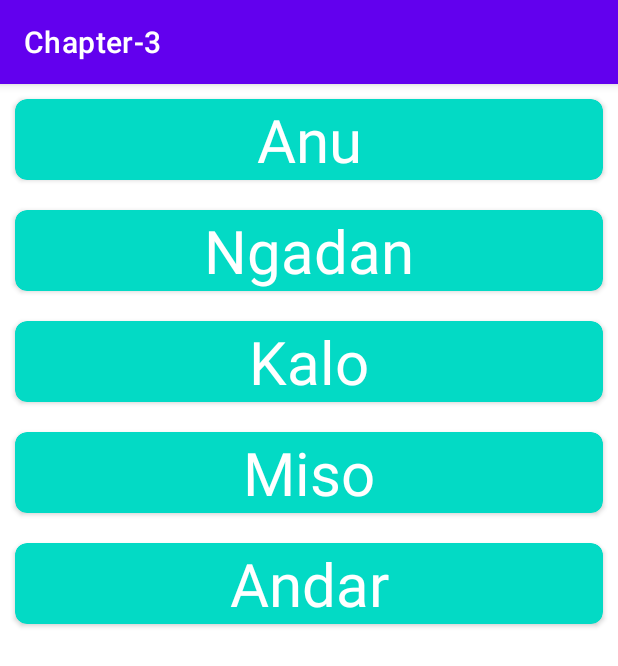
After one commit to Dwikaputra11/Binar-Challenge, an Android app: the fragment AlphabetWordFragment placed in its activity, on a phone screen of 412 x 824 dp. The commit adds this screen. Shown: the top 666 px of the screen. Run offline under Robolectric (Android 15) with nearby library versions, the phone set to English and light mode, and no system bars.

Commit message:
Challenge Chapter 3: Add Fragment

```diff
--- a/Chapter-3/app/build.gradle
+++ b/Chapter-3/app/build.gradle
@@ -1,6 +1,7 @@
 plugins {
     id 'com.android.application'
     id 'org.jetbrains.kotlin.android'
+    id 'kotlin-android-extensions'
 }
 
 android {
@@ -37,6 +38,9 @@ dependencies {
     implementation 'androidx.appcompat:appcompat:1.5.0'
     implementation 'com.google.android.material:material:1.6.1'
     implementation 'androidx.constraintlayout:constraintlayout:2.1.4'
+    implementation 'androidx.recyclerview:recyclerview:1.2.1'
+    implementation 'androidx.navigation:navigation-fragment-ktx:2.5.1'
+    implementation 'androidx.navigation:navigation-ui-ktx:2.5.1'
     testImplementation 'junit:junit:4.13.2'
     androidTestImplementation 'androidx.test.ext:junit:1.1.3'
     androidTestImplementation 'androidx.test.espresso:espresso-core:3.4.0'
--- /dev/null
+++ b/Chapter-3/app/src/main/java/com/example/chapter_3/AlphabetFragment.kt
@@ -0,0 +1,50 @@
+package com.example.chapter_3
+
+import android.os.Bundle
+import androidx.fragment.app.Fragment
+import android.view.LayoutInflater
+import android.view.View
+import android.view.ViewGroup
+import android.widget.Toast
+import androidx.recyclerview.widget.GridLayoutManager
+import androidx.recyclerview.widget.RecyclerView
+import com.example.chapter_3.adapter.AlphabetListAdapter
+import kotlinx.android.synthetic.main.activity_main.*
+import kotlinx.android.synthetic.main.fragment_alphabet.*
+
+class AlphabetFragment : Fragment() {
+
+    override fun onCreateView(
+        inflater: LayoutInflater, container: ViewGroup?,
+        savedInstanceState: Bundle?
+    ): View? {
+        // Inflate the layout for this fragment
+        return inflater.inflate(R.layout.fragment_alphabet, container, false)
+    }
+
+    override fun onViewCreated(view: View, savedInstanceState: Bundle?) {
+        val listAlphabet  = arrayListOf<String>(
+            "A","B","C","D","E","F","G","H","I","J",
+            "K","L","M","N","O","P","R","S","T","U",
+            "V","W","X","Y","Z"
+        )
+
+        val adapter = AlphabetListAdapter(listAlphabet)
+
+        rvAlphabetList.layoutManager = GridLayoutManager(context, 2, GridLayoutManager.VERTICAL, false)
+        rvAlphabetList.adapter = adapter
+        adapter.setOnItemClickListener(object : AlphabetListAdapter.onItemClickListener{
+            override fun onItemClick(position: Int) {
+                loadFragment(AlphabetWordFragment())
+            }
+        })
+
+    }
+
+    private fun loadFragment(fragment: Fragment){
+        val transaction = activity?.supportFragmentManager?.beginTransaction()
+        transaction?.replace(R.id.frContainer, fragment)
+        transaction?.addToBackStack(null)
+        transaction?.commit()
+    }
+}
--- /dev/null
+++ b/Chapter-3/app/src/main/java/com/example/chapter_3/AlphabetWordFragment.kt
@@ -0,0 +1,40 @@
+package com.example.chapter_3
+
+import android.content.Intent
+import android.net.Uri
+import android.os.Bundle
+import androidx.fragment.app.Fragment
+import android.view.LayoutInflater
+import android.view.View
+import android.view.ViewGroup
+import androidx.recyclerview.widget.LinearLayoutManager
+import com.example.chapter_3.adapter.AlphabetWordAdapter
+import kotlinx.android.synthetic.main.fragment_alphabet_word.*
+
+class AlphabetWordFragment : Fragment() {
+
+    override fun onCreateView(
+        inflater: LayoutInflater, container: ViewGroup?,
+        savedInstanceState: Bundle?
+    ): View? {
+        // Inflate the layout for this fragment
+        return inflater.inflate(R.layout.fragment_alphabet_word, container, false)
+    }
+
+    override fun onViewCreated(view: View, savedInstanceState: Bundle?) {
+        val word = arrayListOf<String>(
+            "Anu", "Ngadan", "Kalo", "Miso", "Andar"
+        )
+
+        val adapter = AlphabetWordAdapter(word)
+        rvAlphabetWord.layoutManager = LinearLayoutManager(context, LinearLayoutManager.VERTICAL, false)
+        rvAlphabetWord.adapter = adapter
+        adapter.setOnItemClickListener(object : AlphabetWordAdapter.OnItemClickListener{
+            override fun onItemClick(word: String) {
+                val intent = Intent(Intent.ACTION_VIEW)
+                intent.data = Uri.parse("https://www.google.com/search?q=$word")
+                startActivity(intent)
+            }
+        })
+    }
+}
--- a/Chapter-3/app/src/main/java/com/example/chapter_3/MainActivity.kt
+++ b/Chapter-3/app/src/main/java/com/example/chapter_3/MainActivity.kt
@@ -2,10 +2,19 @@ package com.example.chapter_3
 
 import androidx.appcompat.app.AppCompatActivity
 import android.os.Bundle
+import android.widget.Toast
+import androidx.recyclerview.widget.GridLayoutManager
+import com.example.chapter_3.adapter.AlphabetListAdapter
+import kotlinx.android.synthetic.main.activity_main.*
 
 class MainActivity : AppCompatActivity() {
     override fun onCreate(savedInstanceState: Bundle?) {
         super.onCreate(savedInstanceState)
         setContentView(R.layout.activity_main)
+
+        supportFragmentManager.beginTransaction().apply {
+            replace(frContainer.id, AlphabetFragment())
+            commit()
+        }
     }
 }
--- /dev/null
+++ b/Chapter-3/app/src/main/java/com/example/chapter_3/adapter/AlphabetListAdapter.kt
@@ -0,0 +1,44 @@
+package com.example.chapter_3.adapter
+
+
+import android.view.LayoutInflater
+import android.view.View
+import android.view.ViewGroup
+import androidx.recyclerview.widget.RecyclerView
+import com.example.chapter_3.R
+import kotlinx.android.synthetic.main.alphabet_list.view.*
+
+class AlphabetListAdapter(private val listAlphabet: ArrayList<String>) :
+    RecyclerView.Adapter<AlphabetListAdapter.ViewHolder>(){
+
+    private lateinit var listener: onItemClickListener
+    interface onItemClickListener{
+        fun onItemClick(position: Int)
+    }
+
+    fun setOnItemClickListener(listener: onItemClickListener){
+        this.listener = listener
+    }
+
+    class ViewHolder(itemView: View,  listener: onItemClickListener): RecyclerView.ViewHolder(itemView) {
+        val character = itemView.tvChar
+        init {
+            itemView.setOnClickListener{
+                listener.onItemClick(absoluteAdapterPosition)
+            }
+        }
+    }
+
+    override fun onCreateViewHolder(parent: ViewGroup, viewType: Int): ViewHolder {
+        val view = LayoutInflater.from(parent.context)
+            .inflate(R.layout.alphabet_list, parent, false)
+        return ViewHolder(view, listener)
+    }
+
+    override fun onBindViewHolder(holder: ViewHolder, position: Int) {
+        holder.character.text = listAlphabet[position]
+    }
+
+    override fun getItemCount(): Int = listAlphabet.size
+
+}
--- /dev/null
+++ b/Chapter-3/app/src/main/java/com/example/chapter_3/adapter/AlphabetWordAdapter.kt
@@ -0,0 +1,44 @@
+package com.example.chapter_3.adapter
+
+import android.view.LayoutInflater
+import android.view.View
+import android.view.ViewGroup
+import android.widget.TextView
+import androidx.recyclerview.widget.RecyclerView
+import com.example.chapter_3.R
+import kotlinx.android.synthetic.main.alphabet_word.view.*
+
+class AlphabetWordAdapter(val listWord: ArrayList<String>):
+    RecyclerView.Adapter<AlphabetWordAdapter.ViewHolder>() {
+
+    private lateinit var listener: OnItemClickListener
+    interface OnItemClickListener{
+        fun onItemClick(word: String)
+    }
+
+    fun setOnItemClickListener(listener: OnItemClickListener){
+        this.listener = listener
+    }
+    class ViewHolder(itemView: View,listener: OnItemClickListener, wordList: ArrayList<String>): RecyclerView.ViewHolder(itemView) {
+        init {
+            itemView.setOnClickListener{
+                listener.onItemClick(wordList[absoluteAdapterPosition])
+            }
+        }
+        val word: TextView = itemView.findViewById<TextView>(R.id.tvWord)
+    }
+
+    override fun onCreateViewHolder(parent: ViewGroup, viewType: Int): ViewHolder {
+        val view = LayoutInflater.from(parent.context)
+            .inflate(R.layout.alphabet_word, parent, false)
+        return ViewHolder(view, listener, listWord)
+    }
+
+    override fun onBindViewHolder(holder: ViewHolder, position: Int) {
+        holder.word.text = listWord[position]
+    }
+
+    override fun getItemCount(): Int {
+        return listWord.size
+    }
+}
--- a/Chapter-3/app/src/main/res/layout/activity_main.xml
+++ b/Chapter-3/app/src/main/res/layout/activity_main.xml
@@ -6,13 +6,11 @@
     android:layout_height="match_parent"
     tools:context=".MainActivity">
 
-    <TextView
-        android:layout_width="wrap_content"
-        android:layout_height="wrap_content"
-        android:text="Hello World!"
-        app:layout_constraintBottom_toBottomOf="parent"
-        app:layout_constraintEnd_toEndOf="parent"
-        app:layout_constraintStart_toStartOf="parent"
-        app:layout_constraintTop_toTopOf="parent" />
+    <androidx.fragment.app.FragmentContainerView
+        android:id="@+id/frContainer"
+        android:layout_width="match_parent"
+        android:layout_height="match_parent">
+
+    </androidx.fragment.app.FragmentContainerView>
 
 </androidx.constraintlayout.widget.ConstraintLayout>
--- /dev/null
+++ b/Chapter-3/app/src/main/res/layout/alphabet_word.xml
@@ -0,0 +1,25 @@
+<?xml version="1.0" encoding="utf-8"?>
+<androidx.cardview.widget.CardView xmlns:android="http://schemas.android.com/apk/res/android"
+    xmlns:app="http://schemas.android.com/apk/res-auto"
+    android:elevation="4dp"
+    app:cardCornerRadius="8dp"
+    android:layout_margin="10dp"
+    android:backgroundTint="@color/teal_200"
+    android:layout_width="match_parent"
+    android:layout_height="wrap_content">
+
+    <LinearLayout
+        android:layout_width="match_parent"
+        android:layout_height="match_parent">
+        <TextView
+            android:id="@+id/tvWord"
+            android:layout_width="match_parent"
+            android:layout_height="match_parent"
+            android:text="A"
+            android:textSize="40sp"
+            android:gravity="center_horizontal"
+            android:textColor="@color/white"
+            />
+    </LinearLayout>
+
+</androidx.cardview.widget.CardView>
--- /dev/null
+++ b/Chapter-3/app/src/main/res/layout/fragment_alphabet_word.xml
@@ -0,0 +1,20 @@
+<?xml version="1.0" encoding="utf-8"?>
+<androidx.constraintlayout.widget.ConstraintLayout xmlns:android="http://schemas.android.com/apk/res/android"
+    xmlns:app="http://schemas.android.com/apk/res-auto"
+    xmlns:tools="http://schemas.android.com/tools"
+    android:layout_width="match_parent"
+    android:layout_height="match_parent"
+    tools:context=".AlphabetWordFragment">
+
+    <androidx.recyclerview.widget.RecyclerView
+        android:id="@+id/rvAlphabetWord"
+        android:layout_width="match_parent"
+        android:layout_height="match_parent"
+        app:layout_constraintBottom_toBottomOf="parent"
+        app:layout_constraintEnd_toEndOf="parent"
+        app:layout_constraintHorizontal_bias="0.0"
+        app:layout_constraintStart_toStartOf="parent"
+        app:layout_constraintTop_toTopOf="parent"
+        app:layout_constraintVertical_bias="0.0" />
+
+</androidx.constraintlayout.widget.ConstraintLayout>
--- a/Chapter-3/app/src/main/res/values/strings.xml
+++ b/Chapter-3/app/src/main/res/values/strings.xml
@@ -1,3 +1,5 @@
 <resources>
     <string name="app_name">Chapter-3</string>
+    <!-- TODO: Remove or change this placeholder text -->
+    <string name="hello_blank_fragment">Hello blank fragment</string>
 </resources>
```
Also changed, not shown: Chapter-3/app/src/main/res/layout/alphabet_list.xml (added, +24 -0 lines), Chapter-3/app/src/main/res/layout/fragment_alphabet.xml (added, +20 -0 lines).
